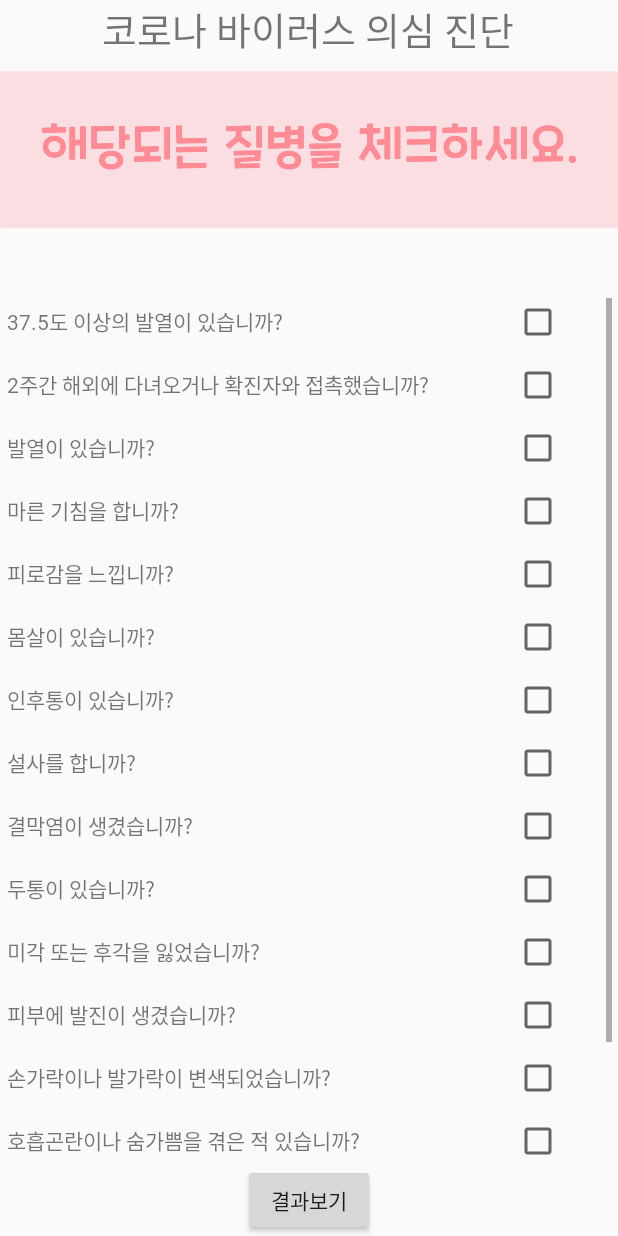
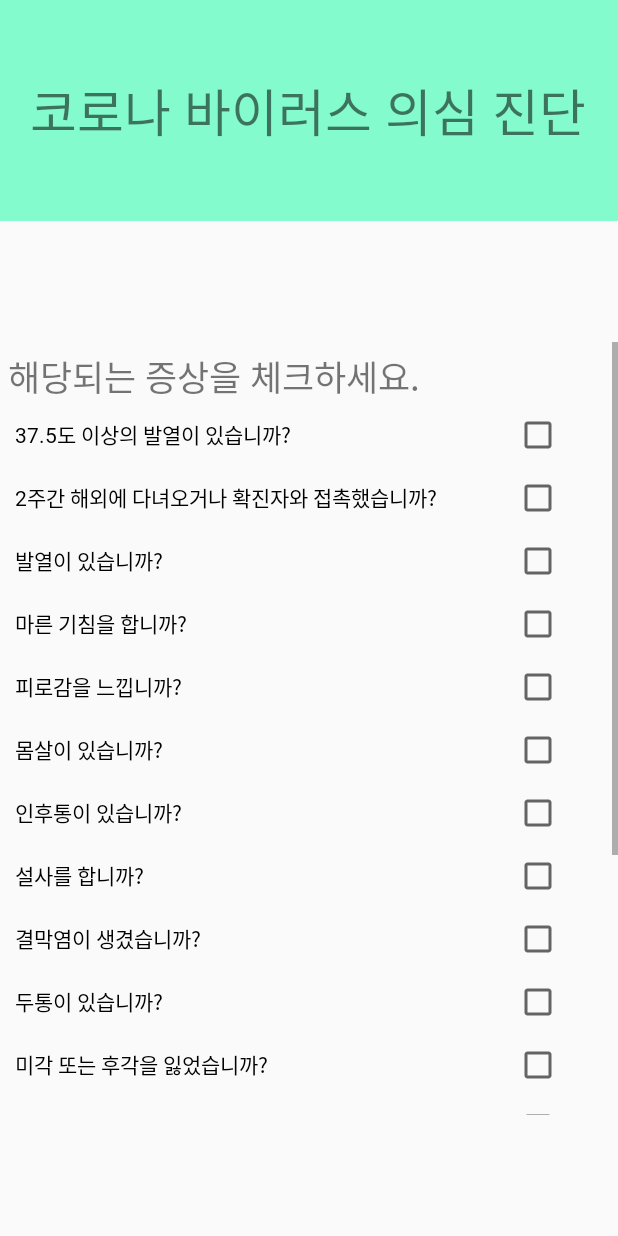
Before and after one commit to sunghyuk-seo/Todak, an Android app: the doubt_Corona_Question screen opened directly, with no data from a screen before it, on a phone screen of 412 x 824 dp. Run offline under Robolectric (Android 15) with nearby library versions, the phone set to English and light mode, and no system bars.

Commit message:
예상질병진단 디자인수정

```diff
--- a/app/src/main/java/com/example/todak/DoubtCorona/doubt_Corona_Result.java
+++ b/app/src/main/java/com/example/todak/DoubtCorona/doubt_Corona_Result.java
@@ -25,12 +25,10 @@ public class doubt_Corona_Result extends AppCompatActivity {
         super.onCreate(savedInstanceState);
         setContentView(R.layout.activity_doubt__corona_result);
 
-        Disease = (TextView)findViewById(R.id.Disease_Title);
         RateView = (TextView)findViewById(R.id.Rate_Title);
 
 
         Intent intent = getIntent();
-        Disease.setText(intent.getStringExtra("Disease"));
         double d1 =intent.getDoubleExtra("Rate",0);
         String s1 = Double.toString(d1);
         RateView.setText(s1 +" %");
--- a/app/src/main/res/layout/doubt_corona_question_page_1.xml
+++ b/app/src/main/res/layout/doubt_corona_question_page_1.xml
@@ -6,30 +6,59 @@
     android:layout_width="match_parent"
     android:layout_height="match_parent">
 
-    <ImageView
-        android:id="@+id/imageView7"
+
+    <View
+        android:id="@+id/view"
         android:layout_width="match_parent"
-        android:layout_height="110dp"
+        android:layout_height="147dp"
+        android:layout_weight="1"
+        android:background="#84FBCC"
         app:layout_constraintEnd_toEndOf="parent"
+        app:layout_constraintHorizontal_bias="1.0"
         app:layout_constraintStart_toStartOf="parent"
-        app:layout_constraintTop_toTopOf="parent"
-        app:layout_constraintBottom_toTopOf="@+id/scrollView_Corona"
-        app:srcCompat="@drawable/bar" />
+        app:layout_constraintTop_toTopOf="parent" />
+
+    <TextView
+        android:id="@+id/Corona_top_text"
+        android:layout_width="wrap_content"
+        android:layout_height="wrap_content"
+        android:fontFamily="@font/cookierun2"
+        android:text="코로나 바이러스 의심 진단"
+        android:textSize="34sp"
+        app:layout_constraintBottom_toBottomOf="@+id/view"
+        app:layout_constraintEnd_toEndOf="parent"
+        app:layout_constraintHorizontal_bias="0.49"
+        app:layout_constraintStart_toStartOf="parent"
+        app:layout_constraintTop_toTopOf="parent" />
+
 
     <ScrollView
         android:id="@+id/scrollView_Corona"
-        android:layout_width="403dp"
-        android:layout_height="577dp"
-        app:layout_constraintBottom_toTopOf="@id/Q1_resultbutton"
+        android:layout_width="match_parent"
+        android:layout_height="515dp"
+        app:layout_constraintBottom_toBottomOf="parent"
         app:layout_constraintEnd_toEndOf="parent"
+        app:layout_constraintHorizontal_bias="1.0"
         app:layout_constraintStart_toStartOf="parent"
-        app:layout_constraintTop_toBottomOf="@id/Corona_top_text"
-        app:layout_constraintVertical_bias="1.0">
+        app:layout_constraintTop_toBottomOf="@+id/view">
 
         <LinearLayout
             android:layout_width="match_parent"
             android:layout_height="wrap_content"
             android:orientation="vertical">
+
+
+            <TextView
+                android:id="@+id/textView6"
+                android:layout_width="wrap_content"
+                android:layout_height="wrap_content"
+                android:layout_weight="1"
+                android:fontFamily="@font/cookierun2"
+                android:text="해당되는 증상을 체크하세요."
+                android:layout_margin="5dp"
+                android:textSize="23sp"
+                tools:layout_editor_absoluteX="1dp"
+                tools:layout_editor_absoluteY="133dp" />
 
             <LinearLayout
                 android:layout_width="match_parent"
@@ -43,7 +72,8 @@
                     android:layout_height="32dp"
                     android:layout_weight="1"
                     android:fontFamily="@font/cookierun2"
-                    android:text="37.5도 이상의 발열이 있습니까?" />
+                    android:text="   37.5도 이상의 발열이 있습니까?"
+                    android:textColor="#000000" />
 
                 <CheckBox
                     android:id="@+id/Q1_15c"
@@ -67,7 +97,8 @@
                     android:layout_height="32dp"
                     android:layout_weight="1"
                     android:fontFamily="@font/cookierun2"
-                    android:text="2주간 해외에 다녀오거나 확진자와 접촉했습니까?" />
+                    android:text="   2주간 해외에 다녀오거나 확진자와 접촉했습니까?"
+                    android:textColor="#000000" />
 
                 <CheckBox
                     android:id="@+id/Q1_16c"
@@ -91,7 +122,8 @@
                     android:layout_height="32dp"
                     android:layout_weight="1"
                     android:fontFamily="@font/cookierun2"
-                    android:text="발열이 있습니까?" />
+                    android:text="   발열이 있습니까?"
+                    android:textColor="#000000" />
 
                 <CheckBox
                     android:id="@+id/Q1_1c"
@@ -116,7 +148,8 @@
                     android:layout_height="32dp"
                     android:layout_weight="1"
                     android:fontFamily="@font/cookierun2"
-                    android:text="마른 기침을 합니까?" />
+                    android:text="   마른 기침을 합니까?"
+                    android:textColor="#000000" />
 
                 <CheckBox
                     android:id="@+id/Q1_2c"
@@ -140,7 +173,8 @@
                     android:layout_height="32dp"
                     android:layout_weight="1"
                     android:fontFamily="@font/cookierun2"
-                    android:text="피로감을 느낍니까?" />
+                    android:text="   피로감을 느낍니까?"
+                    android:textColor="#000000" />
 
                 <CheckBox
                     android:id="@+id/Q1_3c"
@@ -164,7 +198,8 @@
                     android:layout_height="32dp"
                     android:layout_weight="1"
                     android:fontFamily="@font/cookierun2"
-                    android:text="몸살이 있습니까?" />
+                    android:text="   몸살이 있습니까?"
+                    android:textColor="#000000" />
 
                 <CheckBox
                     android:id="@+id/Q1_4c"
@@ -188,7 +223,8 @@
                     android:layout_height="32dp"
                     android:layout_weight="1"
                     android:fontFamily="@font/cookierun2"
-                    android:text="인후통이 있습니까?" />
+                    android:text="   인후통이 있습니까?"
+                    android:textColor="#000000" />
 
                 <CheckBox
                     android:id="@+id/Q1_5c"
@@ -212,7 +248,8 @@
                     android:layout_height="32dp"
                     android:layout_weight="1"
                     android:fontFamily="@font/cookierun2"
-                    android:text="설사를 합니까?" />
+                    android:text="   설사를 합니까?"
+                    android:textColor="#000000" />
 
                 <CheckBox
                     android:id="@+id/Q1_6c"
@@ -236,7 +273,8 @@
                     android:layout_height="32dp"
                     android:layout_weight="1"
                     android:fontFamily="@font/cookierun2"
-                    android:text="결막염이 생겼습니까?" />
+                    android:text="   결막염이 생겼습니까?"
+                    android:textColor="#000000" />
 
                 <CheckBox
                     android:id="@+id/Q1_7c"
@@ -260,7 +298,8 @@
                     android:layout_height="32dp"
                     android:layout_weight="1"
                     android:fontFamily="@font/cookierun2"
-                    android:text="두통이 있습니까?" />
+                    android:text="   두통이 있습니까?"
+                    android:textColor="#000000" />
 
                 <CheckBox
                     android:id="@+id/Q1_8c"
@@ -284,7 +323,8 @@
                     android:layout_height="32dp"
                     android:layout_weight="1"
                     android:fontFamily="@font/cookierun2"
-                    android:text="미각 또는 후각을 잃었습니까?" />
+                    android:text="   미각 또는 후각을 잃었습니까?"
+                    android:textColor="#000000" />
 
                 <CheckBox
                     android:id="@+id/Q1_9c"
@@ -309,7 +349,8 @@
                     android:layout_height="32dp"
                     android:layout_weight="1"
                     android:fontFamily="@font/cookierun2"
-                    android:text="피부에 발진이 생겼습니까?" />
+                    android:text="   피부에 발진이 생겼습니까?"
+                    android:textColor="#000000" />
 
                 <CheckBox
                     android:id="@+id/Q1_10c"
@@ -334,7 +375,8 @@
                     android:layout_height="32dp"
                     android:layout_weight="1"
                     android:fontFamily="@font/cookierun2"
-                    android:text="손가락이나 발가락이 변색되었습니까?" />
+                    android:text="   손가락이나 발가락이 변색되었습니까?"
+                    android:textColor="#000000" />
 
                 <CheckBox
                     android:id="@+id/Q1_11c"
@@ -359,7 +401,8 @@
                     android:layout_height="32dp"
                     android:layout_weight="1"
                     android:fontFamily="@font/cookierun2"
-                    android:text="호흡곤란이나 숨가쁨을 겪은 적 있습니까?" />
+                    android:text="   호흡곤란이나 숨가쁨을 겪은 적 있습니까?"
+                    android:textColor="#000000" />
 
                 <CheckBox
                     android:id="@+id/Q1_12c"
@@ -384,7 +427,8 @@
                     android:layout_height="32dp"
                     android:layout_weight="1"
                     android:fontFamily="@font/cookierun2"
-                    android:text="가슴에 통증이나 압박감을 느낍니까?" />
+                    android:text="   가슴에 통증이나 압박감을 느낍니까?"
+                    android:textColor="#000000" />
 
                 <CheckBox
                     android:id="@+id/Q1_13c"
@@ -409,7 +453,8 @@
                     android:layout_height="32dp"
                     android:layout_weight="1"
                     android:fontFamily="@font/cookierun2"
-                    android:text="언어 또는 운동장애가 생겼습니까?" />
+                    android:text="   언어 또는 운동장애가 생겼습니까?"
+                    android:textColor="#000000" />
 
                 <CheckBox
                     android:id="@+id/Q1_14c"
@@ -421,37 +466,20 @@
 
             </LinearLayout>
 
+            <Button
+                android:id="@+id/Q1_resultbutton"
+                android:layout_width="wrap_content"
+                android:layout_height="wrap_content"
+                android:layout_gravity="center"
+                android:layout_margin="5dp"
+                android:layout_weight="1"
+                android:background="@drawable/button_custom1"
+                android:fontFamily="@font/cookierun2"
+                android:text="결과보기"
+                android:textSize="20sp" />
 
         </LinearLayout>
 
-
     </ScrollView>
 
-    <TextView
-        android:id="@+id/Corona_top_text"
-        android:layout_width="wrap_content"
-        android:layout_height="wrap_content"
-        android:fontFamily="@font/cookierun2"
-        android:text="코로나 바이러스 의심 진단"
-        android:textSize="25dp"
-
-        app:layout_constraintBottom_toBottomOf="parent"
-        app:layout_constraintEnd_toEndOf="parent"
-        app:layout_constraintHorizontal_bias="0.496"
-        app:layout_constraintStart_toStartOf="parent"
-        app:layout_constraintTop_toTopOf="parent"
-        app:layout_constraintVertical_bias="0.0" />
-
-    <Button
-        android:id="@+id/Q1_resultbutton"
-        android:layout_width="wrap_content"
-        android:layout_height="wrap_content"
-        android:layout_marginTop="112dp"
-        android:fontFamily="@font/cookierun2"
-        android:text="결과보기"
-        app:layout_constraintBottom_toBottomOf="parent"
-        app:layout_constraintEnd_toEndOf="parent"
-        app:layout_constraintStart_toStartOf="parent"
-        />
-
 </androidx.constraintlayout.widget.ConstraintLayout>
--- a/app/src/main/res/layout/fragment_first.xml
+++ b/app/src/main/res/layout/fragment_first.xml
@@ -8,12 +8,12 @@
 
     <ImageView
         android:id="@+id/imageView2"
-        android:layout_width="207dp"
-        android:layout_height="333dp"
+        android:layout_width="230dp"
+        android:layout_height="384dp"
         android:src="@drawable/frag1"
         app:layout_constraintBottom_toTopOf="@id/textView"
         app:layout_constraintEnd_toEndOf="parent"
-        app:layout_constraintHorizontal_bias="0.503"
+        app:layout_constraintHorizontal_bias="0.497"
         app:layout_constraintStart_toStartOf="parent"
         app:layout_constraintTop_toTopOf="parent"
         tools:ignore="ContentDescription" />
```
Also changed, not shown: app/src/main/res/layout/activity_doubt__corona_result.xml (+41 -79 lines), app/src/main/res/layout/activity_self_diagnosis_lung_result.xml (+29 -28 lines).
